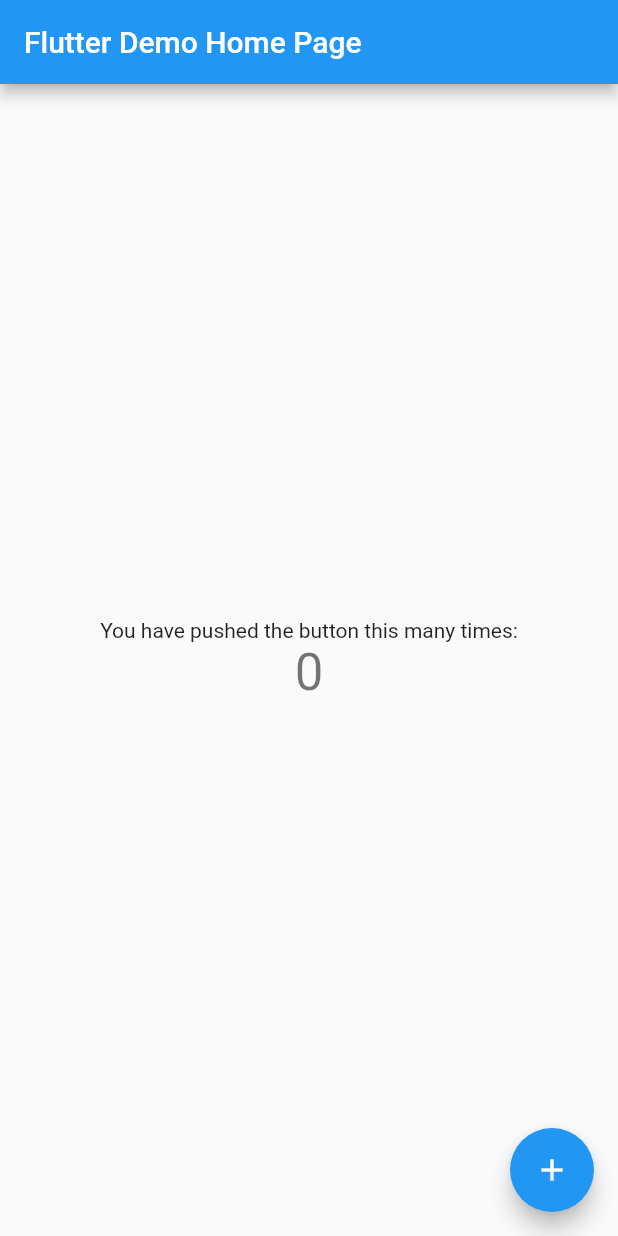
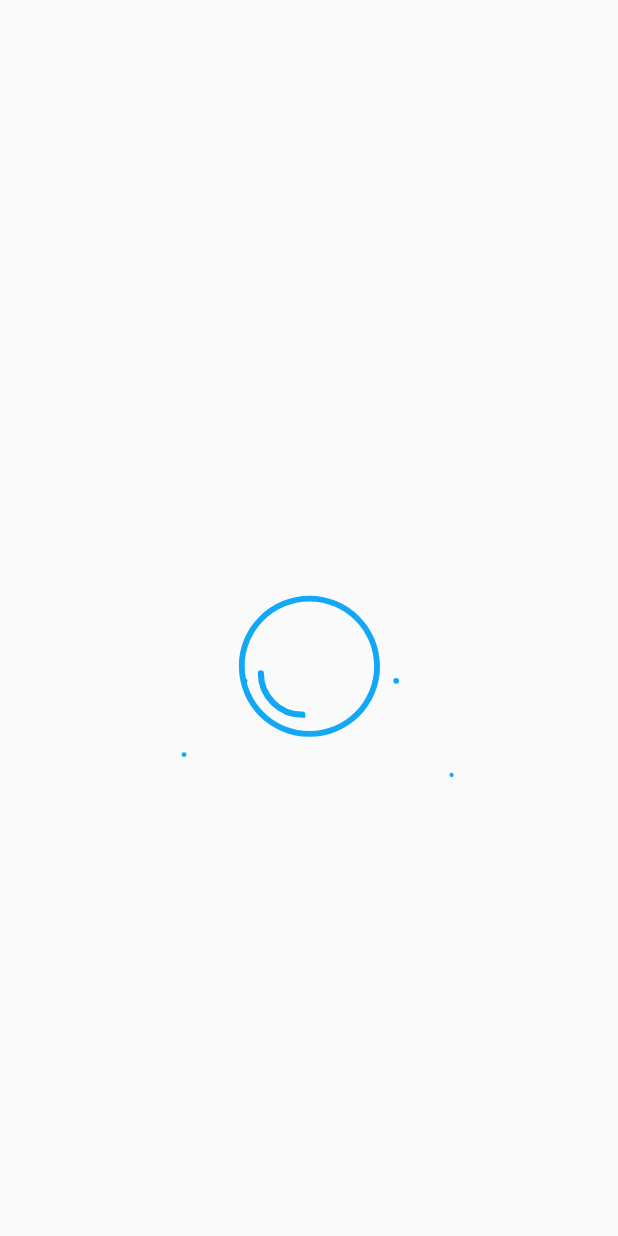
Before and after one commit to liuyewu101/flutter_demo, a Flutter app: the first screen one second after launch, on a phone screen of 412 x 824 dp. Run offline on Flutter 3.47's test engine with Material 2 defaults, Android fonts, the phone set to English and light mode, and no system bars; our stand-ins replace lottie.

Commit message:
启动动画

```diff
--- a/lib/main.dart
+++ b/lib/main.dart
@@ -1,4 +1,5 @@
 import 'package:flutter/material.dart';
+import 'package:flutter_demo/splash_screen.dart';
 
 void main() {
   runApp(const MyApp());
@@ -24,92 +25,7 @@ class MyApp extends StatelessWidget {
         // is not restarted.
         primarySwatch: Colors.blue,
       ),
-      home: const MyHomePage(title: 'Flutter Demo Home Page'),
+      home: const SplashScreen(),
     );
   }
 }
-
-class MyHomePage extends StatefulWidget {
-  const MyHomePage({Key? key, required this.title}) : super(key: key);
-
-  // This widget is the home page of your application. It is stateful, meaning
-  // that it has a State object (defined below) that contains fields that affect
-  // how it looks.
-
-  // This class is the configuration for the state. It holds the values (in this
-  // case the title) provided by the parent (in this case the App widget) and
-  // used by the build method of the State. Fields in a Widget subclass are
-  // always marked "final".
-
-  final String title;
-
-  @override
-  State<MyHomePage> createState() => _MyHomePageState();
-}
-
-class _MyHomePageState extends State<MyHomePage> {
-  int _counter = 0;
-
-  void _incrementCounter() {
-    setState(() {
-      // This call to setState tells the Flutter framework that something has
-      // changed in this State, which causes it to rerun the build method below
-      // so that the display can reflect the updated values. If we changed
-      // _counter without calling setState(), then the build method would not be
-      // called again, and so nothing would appear to happen.
-      _counter++;
-    });
-  }
-
-  @override
-  Widget build(BuildContext context) {
-    // This method is rerun every time setState is called, for instance as done
-    // by the _incrementCounter method above.
-    //
-    // The Flutter framework has been optimized to make rerunning build methods
-    // fast, so that you can just rebuild anything that needs updating rather
-    // than having to individually change instances of widgets.
-    return Scaffold(
-      appBar: AppBar(
-        // Here we take the value from the MyHomePage object that was created by
-        // the App.build method, and use it to set our appbar title.
-        title: Text(widget.title),
-      ),
-      body: Center(
-        // Center is a layout widget. It takes a single child and positions it
-        // in the middle of the parent.
-        child: Column(
-          // Column is also a layout widget. It takes a list of children and
-          // arranges them vertically. By default, it sizes itself to fit its
-          // children horizontally, and tries to be as tall as its parent.
-          //
-          // Invoke "debug painting" (press "p" in the console, choose the
-          // "Toggle Debug Paint" action from the Flutter Inspector in Android
-          // Studio, or the "Toggle Debug Paint" command in Visual Studio Code)
-          // to see the wireframe for each widget.
-          //
-          // Column has various properties to control how it sizes itself and
-          // how it positions its children. Here we use mainAxisAlignment to
-          // center the children vertically; the main axis here is the vertical
-          // axis because Columns are vertical (the cross axis would be
-          // horizontal).
-          mainAxisAlignment: MainAxisAlignment.center,
-          children: <Widget>[
-            const Text(
-              'You have pushed the button this many times:',
-            ),
-            Text(
-              '$_counter',
-              style: Theme.of(context).textTheme.headline4,
-            ),
-          ],
-        ),
-      ),
-      floatingActionButton: FloatingActionButton(
-        onPressed: _incrementCounter,
-        tooltip: 'Increment',
-        child: const Icon(Icons.add),
-      ), // This trailing comma makes auto-formatting nicer for build methods.
-    );
-  }
-}
--- /dev/null
+++ b/lib/splash_screen.dart
@@ -0,0 +1,45 @@
+import 'package:flutter/material.dart';
+import 'package:lottie/lottie.dart';
+
+import 'home_page.dart';
+
+class SplashScreen extends StatefulWidget {
+  const SplashScreen({Key? key}) : super(key: key);
+
+  @override
+  _SplashScreenState createState() => _SplashScreenState();
+}
+
+class _SplashScreenState extends State<SplashScreen>
+    with TickerProviderStateMixin {
+  AnimationController? _controller;
+
+  @override
+  void initState() {
+    super.initState();
+    _controller = AnimationController(
+      duration: const Duration(seconds: (5)),
+      vsync: this,
+    );
+  }
+
+  @override
+  Widget build(BuildContext context) {
+    return Scaffold(
+      body: Lottie.asset(
+        'assets/water-drop.json',
+        controller: _controller,
+        height: MediaQuery.of(context).size.height * 1,
+        animate: true,
+        onLoaded: (composition) {
+          _controller
+            ?..duration = composition.duration
+            ..forward().whenComplete(() => Navigator.pushReplacement(
+              context,
+              MaterialPageRoute(builder: (context) => const MyHomePage(title:"the home page")),
+            ));
+        },
+      ),
+    );
+  }
+}
--- a/pubspec.yaml
+++ b/pubspec.yaml
@@ -34,6 +34,7 @@ dependencies:
   # The following adds the Cupertino Icons font to your application.
   # Use with the CupertinoIcons class for iOS style icons.
   cupertino_icons: ^1.0.2
+  lottie: ^1.3.0
 
 dev_dependencies:
   flutter_test:
@@ -56,6 +57,9 @@ flutter:
   # included with your application, so that you can use the icons in
   # the material Icons class.
   uses-material-design: true
+
+  assets:
+    - assets/water-drop.json
 
   # To add assets to your application, add an assets section, like this:
   # assets:
```
Also changed, not shown: assets/water-drop.json (added, +1 -0 lines), lib/home_page.dart (added, +86 -0 lines), pubspec.lock.
